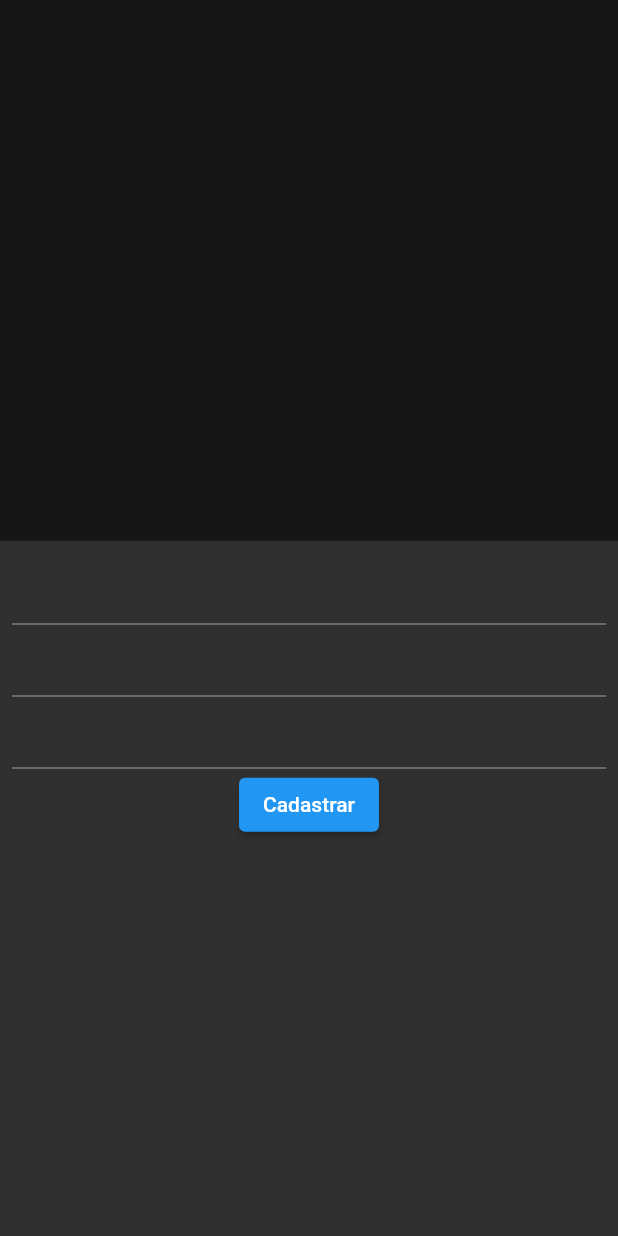
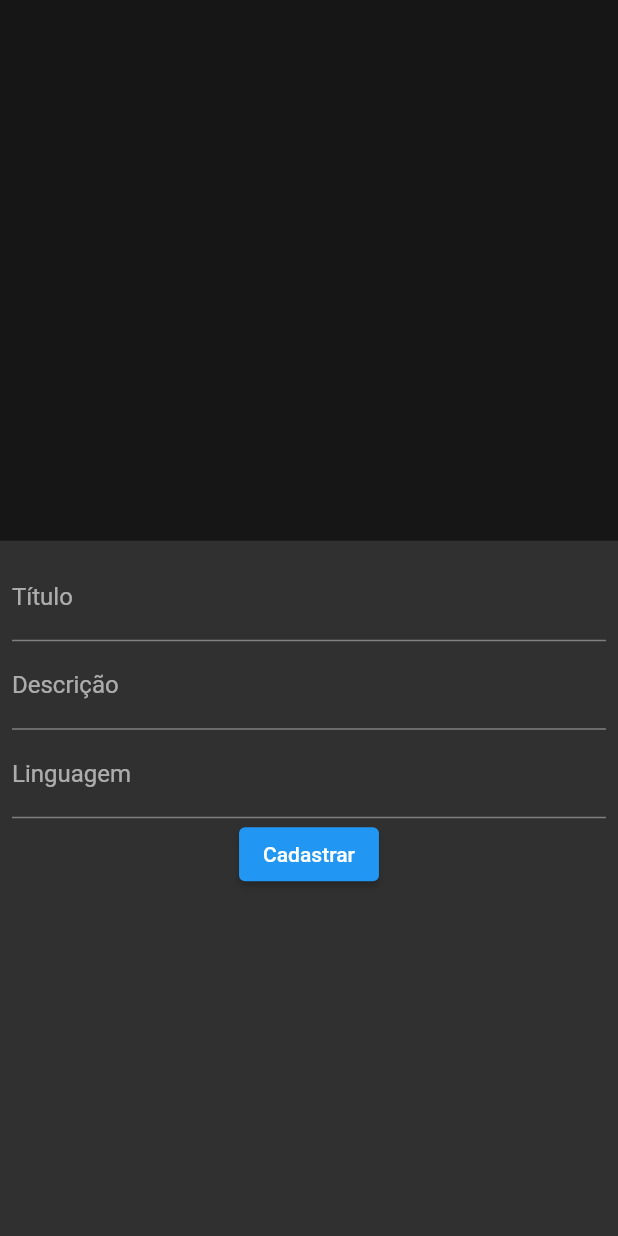
Before and after one commit to lucasmenezesdev/booqui_bd, a Flutter app: the ObrasPage screen opened directly, after a tap on the "add" icon, on a phone screen of 412 x 824 dp. Run offline on Flutter 3.47's test engine with Material 2 defaults, Android fonts, the light colour scheme and no system bars; our stand-ins replace get; missing offline and left inert: amplify_api, amplify_core, amplify_datastore, amplify_flutter.

Commit message:
CRUD COMPLETO AUTOR E OBRA

```diff
--- a/lib/layout.dart
+++ b/lib/layout.dart
@@ -47,7 +47,7 @@ class _LayoutState extends State<Layout> {
         items: [
           BottomNavigationBarItem(
               icon: Icon(Icons.contacts_rounded), label: 'Autores'),
-          BottomNavigationBarItem(icon: Icon(Icons.book), label: 'Livros'),
+          BottomNavigationBarItem(icon: Icon(Icons.book), label: 'Obras'),
         ],
         onTap: (pagina) {
           pc.animateToPage(pagina,
--- a/lib/pages/obras_page.dart
+++ b/lib/pages/obras_page.dart
@@ -1,3 +1,4 @@
+import 'package:booqui_bd/pages/obras_update.dart';
 import 'package:flutter/material.dart';
 
 import 'package:get/get.dart';
@@ -17,7 +18,7 @@ class _ObrasPageState extends State<ObrasPage> {
   final TextEditingController _descricaoController = TextEditingController();
   final TextEditingController _linguagemController = TextEditingController();
 
-  ControllerAutoresPage controller = ControllerAutoresPage();
+  ControllerObrasPage controller = ControllerObrasPage();
   @override
   void initState() {
     // TODO: implement initState
@@ -47,8 +48,21 @@ class _ObrasPageState extends State<ObrasPage> {
                 ),
                 key: UniqueKey(), //ValueKey<String>(_.autoresList[index].id),
                 child: _.obrasList.isNotEmpty
-                    ? ListTile(
-                        title: Text(_.obrasList[index].titulo),
+                    ? Card(
+                        child: ListTile(
+                          onTap: () {
+                            Navigator.push(
+                              context,
+                              MaterialPageRoute(
+                                  builder: (context) => ObrasUpdate(
+                                      idObra: _.obrasList[index].id,
+                                      titulo: _.obrasList[index].titulo,
+                                      descricao: _.obrasList[index].descricao,
+                                      linguagem: _.obrasList[index].linguagem)),
+                            );
+                          },
+                          title: Text(_.obrasList[index].titulo),
+                        ),
                       )
                     : Text('Sem obras'),
               ),
@@ -63,15 +77,27 @@ class _ObrasPageState extends State<ObrasPage> {
                         padding: const EdgeInsets.all(8),
                         child: Column(
                           children: [
-                            TextField(controller: _tituloController),
-                            TextField(controller: _descricaoController),
-                            TextField(controller: _linguagemController),
+                            TextField(
+                              controller: _tituloController,
+                              decoration: InputDecoration(labelText: 'Título'),
+                            ),
+                            TextField(
+                              controller: _descricaoController,
+                              decoration:
+                                  InputDecoration(labelText: 'Descrição'),
+                            ),
+                            TextField(
+                              controller: _linguagemController,
+                              decoration:
+                                  InputDecoration(labelText: 'Linguagem'),
+                            ),
                             ElevatedButton(
                                 onPressed: () => {
                                       _.addObra(
-                                          _tituloController.text.trim(),
-                                          _descricaoController.text.trim(),
-                                          _linguagemController.text.trim()),
+                                        _tituloController.text.trim(),
+                                        _descricaoController.text.trim(),
+                                        _linguagemController.text.trim(),
+                                      ),
                                       _tituloController.clear(),
                                       _descricaoController.clear(),
                                       _linguagemController.clear(),
```
Also changed, not shown: lib/controllers/controller_obras_page.dart (+7 -0 lines), lib/pages/autores_page.dart (+12 -4 lines), lib/pages/obras_update.dart (+89 -0 lines), 1 other file.
